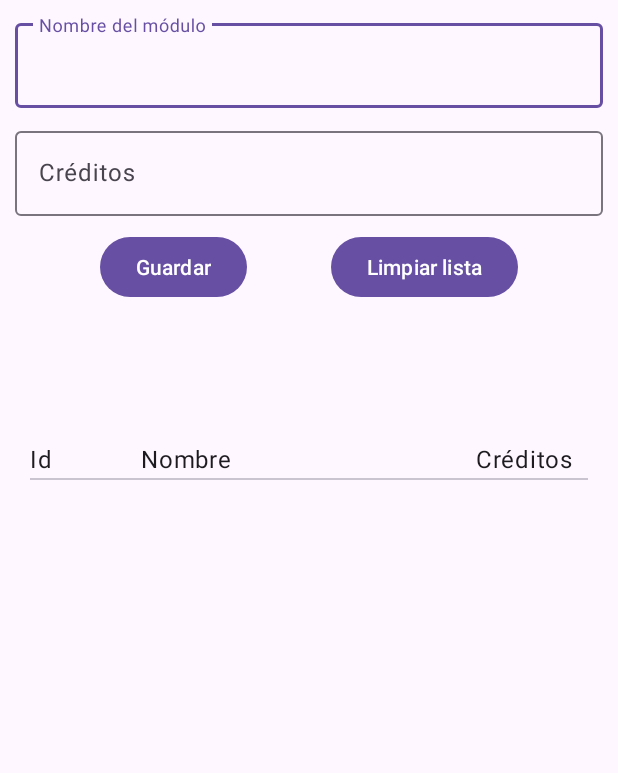
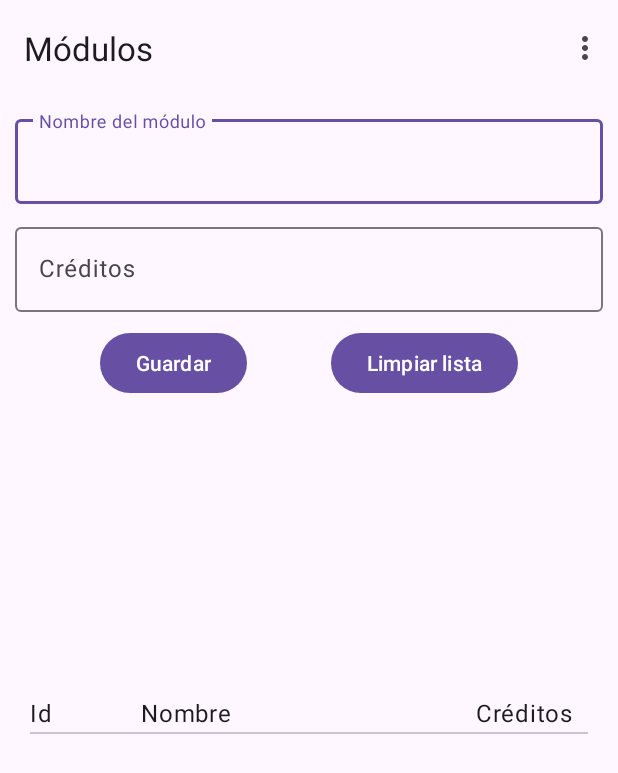
Before and after one commit to mcventur/PracticaRoomModulosDAM, an Android app built with Jetpack Compose: the screen it shows after launch (MainActivity), on a phone screen of 412 x 824 dp. Shown: the top 773 px of the screen. Run offline under Robolectric (Android 15) with nearby library versions, the phone set to English and light mode, and no system bars; our stand-ins replace Room's generated code, livedata-compose, navigation-ui.

Commit message:
Punto de partida

```diff
--- a/app/src/main/AndroidManifest.xml
+++ b/app/src/main/AndroidManifest.xml
@@ -14,7 +14,7 @@
         android:theme="@style/Theme.PracticaRoomModulos"
         tools:targetApi="31">
         <activity
-            android:name=".ui.MainActivity"
+            android:name=".ui.views.MainActivity"
             android:exported="true"
             android:windowSoftInputMode="adjustPan">
             <intent-filter>
--- a/app/src/main/java/com/mpd/pmdm/practicaroommodulos/ui/MainActivity.kt
+++ /dev/null
@@ -1,12 +0,0 @@
-package com.mpd.pmdm.practicaroommodulos.ui
-
-import androidx.appcompat.app.AppCompatActivity
-import android.os.Bundle
-import com.mpd.pmdm.practicaroommodulos.R
-
-class MainActivity : AppCompatActivity() {
-    override fun onCreate(savedInstanceState: Bundle?) {
-        super.onCreate(savedInstanceState)
-        setContentView(R.layout.activity_main)
-    }
-}
--- a/app/src/main/java/com/mpd/pmdm/practicaroommodulos/ui/ModulesRecyclerViewAdapter.kt
+++ b/app/src/main/java/com/mpd/pmdm/practicaroommodulos/ui/adapters/ModulesRecyclerViewAdapter.kt
@@ -1,12 +1,10 @@
-package com.mpd.pmdm.practicaroommodulos.ui
+package com.mpd.pmdm.practicaroommodulos.ui.adapters
 
-import android.annotation.SuppressLint
 import androidx.recyclerview.widget.RecyclerView
 import android.view.LayoutInflater
 import android.view.ViewGroup
 import androidx.recyclerview.widget.DiffUtil
 import androidx.recyclerview.widget.ListAdapter
-import androidx.recyclerview.widget.RecyclerView.ViewHolder
 import com.mpd.pmdm.practicaroommodulos.data.database.Module
 
 import com.mpd.pmdm.practicaroommodulos.databinding.FragmentItemBinding
--- a/app/src/main/java/com/mpd/pmdm/practicaroommodulos/ui/AddModuleFragment.kt
+++ b/app/src/main/java/com/mpd/pmdm/practicaroommodulos/ui/views/AddModuleFragment.kt
@@ -1,4 +1,4 @@
-package com.mpd.pmdm.practicaroommodulos.ui
+package com.mpd.pmdm.practicaroommodulos.ui.views
 
 import android.os.Bundle
 import android.util.Log
--- /dev/null
+++ b/app/src/main/java/com/mpd/pmdm/practicaroommodulos/ui/views/MainActivity.kt
@@ -0,0 +1,51 @@
+package com.mpd.pmdm.practicaroommodulos.ui.views
+
+import androidx.appcompat.app.AppCompatActivity
+import android.os.Bundle
+import android.view.Menu
+import android.view.MenuItem
+import androidx.navigation.findNavController
+import androidx.navigation.ui.AppBarConfiguration
+import androidx.navigation.ui.navigateUp
+import androidx.navigation.ui.onNavDestinationSelected
+import androidx.navigation.ui.setupActionBarWithNavController
+import com.mpd.pmdm.practicaroommodulos.R
+import com.mpd.pmdm.practicaroommodulos.databinding.ActivityMainBinding
+
+class MainActivity : AppCompatActivity() {
+    private lateinit var appBarConfiguration: AppBarConfiguration
+    private lateinit var binding: ActivityMainBinding
+
+
+    override fun onCreate(savedInstanceState: Bundle?) {
+        super.onCreate(savedInstanceState)
+        binding = ActivityMainBinding.inflate(layoutInflater)
+        setContentView(binding.root)
+
+        setSupportActionBar(binding.toolbar)
+
+        val navController = findNavController(R.id.nav_host_fragment_content_main)
+        appBarConfiguration = AppBarConfiguration(navController.graph)
+        setupActionBarWithNavController(navController, appBarConfiguration)
+    }
+
+    /**
+     * Para que los items del menú queden ligados a los destinos de navegación
+     */
+    override fun onCreateOptionsMenu(menu: Menu): Boolean {
+        // Inflate the menu; this adds items to the action bar if it is present.
+        menuInflater.inflate(R.menu.top_menu, menu)
+        return true
+    }
+
+    override fun onOptionsItemSelected(item: MenuItem): Boolean {
+        val navController = findNavController(R.id.nav_host_fragment_content_main)
+        return item.onNavDestinationSelected(navController) || super.onOptionsItemSelected(item)
+    }
+
+    override fun onSupportNavigateUp(): Boolean {
+        val navController = findNavController(R.id.nav_host_fragment_content_main)
+        return navController.navigateUp(appBarConfiguration)
+                || super.onSupportNavigateUp()
+    }
+}
--- /dev/null
+++ b/app/src/main/java/com/mpd/pmdm/practicaroommodulos/ui/views/MainFragment.kt
@@ -0,0 +1,29 @@
+package com.mpd.pmdm.practicaroommodulos.ui.views
+
+import android.os.Bundle
+import androidx.fragment.app.Fragment
+import android.view.LayoutInflater
+import android.view.View
+import android.view.ViewGroup
+import com.mpd.pmdm.practicaroommodulos.R
+import com.mpd.pmdm.practicaroommodulos.databinding.FragmentMainBinding
+
+class MainFragment : Fragment() {
+    private var _binding: FragmentMainBinding? = null
+    private val binding get() = _binding!!
+
+    override fun onCreateView(
+        inflater: LayoutInflater, container: ViewGroup?,
+        savedInstanceState: Bundle?
+    ): View? {
+        // Inflate the layout for this fragment
+        _binding = FragmentMainBinding.inflate(inflater, container, false)
+        return binding.root
+    }
+
+    override fun onDestroyView() {
+        super.onDestroyView()
+        _binding = null
+    }
+
+}
--- a/app/src/main/java/com/mpd/pmdm/practicaroommodulos/ui/ModulesListFragment.kt
+++ b/app/src/main/java/com/mpd/pmdm/practicaroommodulos/ui/views/ModulesListFragment.kt
@@ -1,4 +1,4 @@
-package com.mpd.pmdm.practicaroommodulos.ui
+package com.mpd.pmdm.practicaroommodulos.ui.views
 
 import android.os.Bundle
 import android.view.LayoutInflater
@@ -23,7 +23,6 @@ import androidx.compose.ui.platform.ViewCompositionStrategy
 import androidx.compose.ui.unit.dp
 import androidx.fragment.app.Fragment
 import androidx.fragment.app.activityViewModels
-import androidx.recyclerview.widget.LinearLayoutManager
 import com.mpd.pmdm.practicaroommodulos.R
 import com.mpd.pmdm.practicaroommodulos.core.ModuleApp
 import com.mpd.pmdm.practicaroommodulos.data.database.Module
--- a/app/src/main/res/layout/activity_main.xml
+++ b/app/src/main/res/layout/activity_main.xml
@@ -1,29 +1,33 @@
 <?xml version="1.0" encoding="utf-8"?>
-<androidx.constraintlayout.widget.ConstraintLayout xmlns:android="http://schemas.android.com/apk/res/android"
+<androidx.coordinatorlayout.widget.CoordinatorLayout xmlns:android="http://schemas.android.com/apk/res/android"
     xmlns:app="http://schemas.android.com/apk/res-auto"
     xmlns:tools="http://schemas.android.com/tools"
     android:layout_width="match_parent"
     android:layout_height="match_parent"
-    tools:context=".ui.MainActivity">
+    android:fitsSystemWindows="true"
+    tools:context=".ui.views.MainActivity">
 
-    <androidx.fragment.app.FragmentContainerView
-        android:id="@+id/containerAddModule"
-        android:name="com.mpd.pmdm.practicaroommodulos.ui.AddModuleFragment"
+    <com.google.android.material.appbar.AppBarLayout
         android:layout_width="match_parent"
-        android:layout_height="0dp"
-        app:layout_constraintBottom_toTopOf="@+id/containerListModules"
-        app:layout_constraintTop_toTopOf="parent"
-        app:layout_constraintVertical_weight="1"
-        tools:layout="@layout/fragment_add_module" />
+        android:layout_height="wrap_content"
+        android:fitsSystemWindows="true">
 
-    <androidx.fragment.app.FragmentContainerView
-        android:id="@+id/containerListModules"
-        android:name="com.mpd.pmdm.practicaroommodulos.ui.ModulesListFragment"
+        <com.google.android.material.appbar.MaterialToolbar
+            android:id="@+id/toolbar"
+            android:layout_width="match_parent"
+            android:layout_height="?attr/actionBarSize"
+            app:menu="@menu/top_menu"/>
+
+    </com.google.android.material.appbar.AppBarLayout>
+
+
+    <fragment
+        android:id="@+id/nav_host_fragment_content_main"
+        android:name="androidx.navigation.fragment.NavHostFragment"
         android:layout_width="match_parent"
-        android:layout_height="0dp"
-        app:layout_constraintBottom_toBottomOf="parent"
-        app:layout_constraintTop_toBottomOf="@+id/containerAddModule"
-        app:layout_constraintVertical_weight="2"
-        tools:layout="@layout/fragment_item_list" />
+        android:layout_height="match_parent"
+        app:defaultNavHost="true"
+        app:navGraph="@navigation/nav_graph"
+        app:layout_behavior="@string/appbar_scrolling_view_behavior"/>
 
-</androidx.constraintlayout.widget.ConstraintLayout>
+</androidx.coordinatorlayout.widget.CoordinatorLayout>
--- a/app/src/main/res/layout/fragment_add_module.xml
+++ b/app/src/main/res/layout/fragment_add_module.xml
@@ -4,7 +4,7 @@
     xmlns:tools="http://schemas.android.com/tools"
     android:layout_width="match_parent"
     android:layout_height="match_parent"
-    tools:context=".ui.AddModuleFragment"
+    tools:context=".ui.views.AddModuleFragment"
     android:padding="@dimen/layout_padding">
 
 
--- /dev/null
+++ b/app/src/main/res/layout/fragment_main.xml
@@ -0,0 +1,29 @@
+<?xml version="1.0" encoding="utf-8"?>
+<androidx.constraintlayout.widget.ConstraintLayout xmlns:android="http://schemas.android.com/apk/res/android"
+    xmlns:app="http://schemas.android.com/apk/res-auto"
+    xmlns:tools="http://schemas.android.com/tools"
+    android:layout_width="match_parent"
+    android:layout_height="match_parent"
+    tools:context=".ui.views.MainFragment">
+
+    <androidx.fragment.app.FragmentContainerView
+        android:id="@+id/containerAddModule"
+        android:name="com.mpd.pmdm.practicaroommodulos.ui.views.AddModuleFragment"
+        android:layout_width="match_parent"
+        android:layout_height="0dp"
+        app:layout_constraintBottom_toTopOf="@+id/containerListModules"
+        app:layout_constraintTop_toTopOf="parent"
+        app:layout_constraintVertical_weight="2"
+        tools:layout="@layout/fragment_add_module" />
+
+    <androidx.fragment.app.FragmentContainerView
+        android:id="@+id/containerListModules"
+        android:name="com.mpd.pmdm.practicaroommodulos.ui.views.ModulesListFragment"
+        android:layout_width="match_parent"
+        android:layout_height="0dp"
+        app:layout_constraintBottom_toBottomOf="parent"
+        app:layout_constraintTop_toBottomOf="@+id/containerAddModule"
+        app:layout_constraintVertical_weight="2"
+        tools:layout="@layout/fragment_item_list" />
+
+</androidx.constraintlayout.widget.ConstraintLayout>
--- /dev/null
+++ b/app/src/main/res/menu/top_menu.xml
@@ -0,0 +1,11 @@
+<?xml version="1.0" encoding="utf-8"?>
+<menu xmlns:app="http://schemas.android.com/apk/res-auto"
+    xmlns:android="http://schemas.android.com/apk/res/android">
+
+    <item
+        android:id="@+id/settingsFragment"
+        android:layout_width="wrap_content"
+        android:layout_height="wrap_content"
+        android:title="Settings"
+        app:showAsAction="never" />
+</menu>
--- /dev/null
+++ b/app/src/main/res/navigation/nav_graph.xml
@@ -0,0 +1,21 @@
+<?xml version="1.0" encoding="utf-8"?>
+<navigation xmlns:android="http://schemas.android.com/apk/res/android"
+    xmlns:app="http://schemas.android.com/apk/res-auto"
+    xmlns:tools="http://schemas.android.com/tools"
+    android:id="@+id/nav_graph"
+    app:startDestination="@id/mainFragment">
+
+    <fragment
+        android:id="@+id/mainFragment"
+        android:name="com.mpd.pmdm.practicaroommodulos.ui.views.MainFragment"
+        android:label="@string/modulos" >
+        <action
+            android:id="@+id/action_mainFragment_to_settingsFragment2"
+            app:destination="@id/settingsFragment" />
+    </fragment>
+    <fragment
+        android:id="@+id/settingsFragment"
+        android:name="com.mpd.pmdm.practicaroommodulos.ui.views.SettingsFragment"
+        android:label="@string/settings"
+        tools:layout="@layout/fragment_settings" />
+</navigation>
--- a/app/src/main/res/values/strings.xml
+++ b/app/src/main/res/values/strings.xml
@@ -11,4 +11,12 @@
     <string name="id">Id</string>
     <string name="name">Nombre</string>
     <string name="credits">Créditos</string>
+    <string name="title_activity_main">MainActivity</string>
+    <string name="display_id">Mostrar columna Id</string>
+    <string name="limpiar_lista">Limpiar lista</string>
+    <string name="guardar">Guardar</string>
+    <string name="sort_field_tag">Ordenar listado por</string>
+    <string name="settings">Configuración</string>
+    <string name="orden_ascendente">Orden Ascendente</string>
+    <string name="modulos">Módulos</string>
 </resources>
```
Also changed, not shown: app/build.gradle.kts (+8 -0 lines), app/src/main/java/com/mpd/pmdm/practicaroommodulos/ui/views/SettingsFragment.kt (added, +41 -0 lines), app/src/main/res/layout/fragment_settings.xml (added, +65 -0 lines).
